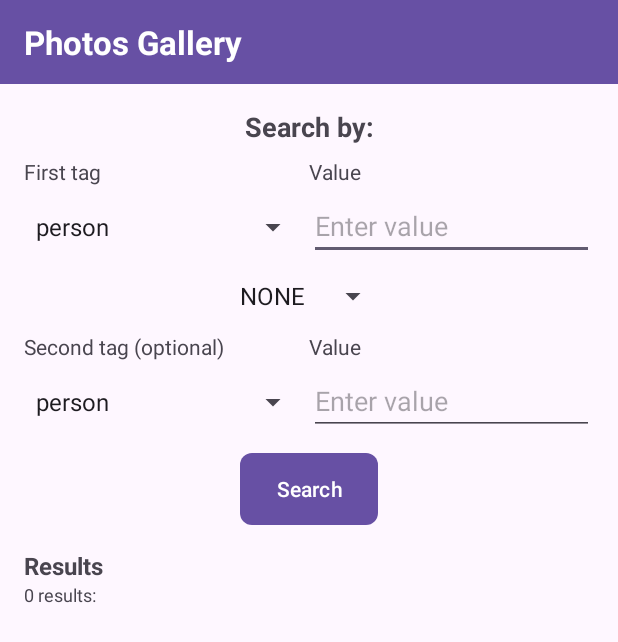
After one commit to ayushp0728/Android36, an Android app: the SearchActivity screen opened directly, with no data from a screen before it, on a phone screen of 412 x 824 dp. The commit adds this screen. Shown: the top 642 px of the screen. Run offline under Robolectric (Android 15) with nearby library versions, the phone set to English and light mode, and no system bars.

Commit message:
Feature: Search functionality implemented

```diff
--- a/app/src/main/AndroidManifest.xml
+++ b/app/src/main/AndroidManifest.xml
@@ -11,6 +11,9 @@
         android:roundIcon="@mipmap/ic_launcher_round"
         android:supportsRtl="true"
         android:theme="@style/Theme.Android36Java">
+        <activity
+            android:name=".SearchActivity"
+            android:exported="false" />
         <activity
             android:name=".PhotoViewActivity"
             android:exported="false" />
--- /dev/null
+++ b/app/src/main/java/com/example/android36java/SearchActivity.java
@@ -0,0 +1,263 @@
+package com.example.android36java;
+
+import android.os.Bundle;
+import android.text.TextUtils;
+import android.widget.ArrayAdapter;
+import android.widget.AutoCompleteTextView;
+import android.widget.Button;
+import android.widget.Spinner;
+import android.widget.TextView;
+import android.widget.AdapterView;
+import android.view.View;   // <-- needed for onItemSelected(...) parameter
+
+import androidx.appcompat.app.AppCompatActivity;
+import androidx.recyclerview.widget.GridLayoutManager;
+import androidx.recyclerview.widget.RecyclerView;
+
+import com.example.android36java.model.Album;
+import com.example.android36java.model.DataStore;
+import com.example.android36java.model.Photo;
+import com.example.android36java.model.Tag;
+
+import java.util.ArrayList;
+import java.util.HashSet;
+import java.util.List;
+import java.util.Set;
+
+public class SearchActivity extends AppCompatActivity {
+
+    private Spinner spinnerFirstTagType;
+    private AutoCompleteTextView etFirstValue;
+
+    private Spinner spinnerOp;
+    private Spinner spinnerSecondTagType;
+    private AutoCompleteTextView etSecondValue;
+
+    private Button btnSearch;
+    private TextView tvResultCount;
+    private RecyclerView recyclerResults;
+
+    private SearchResultAdapter resultAdapter;
+    private List<Photo> allPhotos = new ArrayList<>();
+    private List<Photo> resultPhotos = new ArrayList<>();
+
+    // for autocomplete
+    private List<String> personValues = new ArrayList<>();
+    private List<String> locationValues = new ArrayList<>();
+
+    @Override
+    protected void onCreate(Bundle savedInstanceState) {
+        super.onCreate(savedInstanceState);
+        setContentView(R.layout.activity_search);
+
+        // toolbar title already "Photos Gallery" from XML if you set it there
+        setTitle("Search Photos");
+
+        spinnerFirstTagType = findViewById(R.id.spinnerFirstTagType);
+        etFirstValue = findViewById(R.id.etFirstValue);
+
+        spinnerOp = findViewById(R.id.spinnerOp);
+
+        spinnerSecondTagType = findViewById(R.id.spinnerSecondTagType);
+        etSecondValue = findViewById(R.id.etSecondValue);
+
+        btnSearch = findViewById(R.id.btnSearch);
+        tvResultCount = findViewById(R.id.tvResultCount);
+        recyclerResults = findViewById(R.id.recyclerResults);
+
+        recyclerResults.setLayoutManager(new GridLayoutManager(this, 3));
+        resultAdapter = new SearchResultAdapter(resultPhotos);
+        recyclerResults.setAdapter(resultAdapter);
+
+        // load data for search / autocomplete
+        loadAllPhotosAndTags();
+
+        setupTagTypeSpinners();
+        setupOpSpinner();
+        setupAutocompleteBehaviors();
+
+        btnSearch.setOnClickListener(v -> runSearch());
+    }
+
+    private void loadAllPhotosAndTags() {
+        List<Album> albums = DataStore.getInstance().getAlbums();
+        Set<String> personSet = new HashSet<>();
+        Set<String> locationSet = new HashSet<>();
+
+        for (Album a : albums) {
+            for (Photo p : a.getPhotos()) {
+                allPhotos.add(p);
+
+                for (Tag t : p.getTags()) {
+                    if (Tag.PERSON.equals(t.getType())) {
+                        personSet.add(t.getValue());
+                    } else if (Tag.LOCATION.equals(t.getType())) {
+                        locationSet.add(t.getValue());
+                    }
+                }
+            }
+        }
+
+        personValues.clear();
+        personValues.addAll(personSet);
+
+        locationValues.clear();
+        locationValues.addAll(locationSet);
+    }
+
+    private void setupTagTypeSpinners() {
+        ArrayAdapter<String> tagTypeAdapter = new ArrayAdapter<>(
+                this,
+                android.R.layout.simple_spinner_item,
+                new String[]{Tag.PERSON, Tag.LOCATION}
+        );
+        tagTypeAdapter.setDropDownViewResource(android.R.layout.simple_spinner_dropdown_item);
+
+        spinnerFirstTagType.setAdapter(tagTypeAdapter);
+        spinnerSecondTagType.setAdapter(tagTypeAdapter);
+    }
+
+    private void setupOpSpinner() {
+        ArrayAdapter<String> opAdapter = new ArrayAdapter<>(
+                this,
+                android.R.layout.simple_spinner_item,
+                new String[]{"NONE", "AND", "OR"}
+        );
+        opAdapter.setDropDownViewResource(android.R.layout.simple_spinner_dropdown_item);
+        spinnerOp.setAdapter(opAdapter);
+    }
+
+    private void setupAutocompleteBehaviors() {
+        // Two adapters: one for person values, one for location values
+        ArrayAdapter<String> personAdapter = new ArrayAdapter<>(
+                this,
+                android.R.layout.simple_dropdown_item_1line,
+                personValues
+        );
+        ArrayAdapter<String> locationAdapter = new ArrayAdapter<>(
+                this,
+                android.R.layout.simple_dropdown_item_1line,
+                locationValues
+        );
+
+        // helper to attach correct adapter based on spinner selection
+        spinnerFirstTagType.setOnItemSelectedListener(
+                new AdapterView.OnItemSelectedListener() {
+                    @Override
+                    public void onItemSelected(AdapterView<?> parent, View view, int position, long id) {
+                        String type = (String) spinnerFirstTagType.getSelectedItem();
+                        if (Tag.PERSON.equals(type)) {
+                            etFirstValue.setAdapter(personAdapter);
+                        } else {
+                            etFirstValue.setAdapter(locationAdapter);
+                        }
+                    }
+
+                    @Override
+                    public void onNothingSelected(AdapterView<?> parent) {}
+                }
+        );
+
+        spinnerSecondTagType.setOnItemSelectedListener(
+                new AdapterView.OnItemSelectedListener() {
+                    @Override
+                    public void onItemSelected(AdapterView<?> parent, View view, int position, long id) {
+                        String type = (String) spinnerSecondTagType.getSelectedItem();
+                        if (Tag.PERSON.equals(type)) {
+                            etSecondValue.setAdapter(personAdapter);
+                        } else {
+                            etSecondValue.setAdapter(locationAdapter);
+                        }
+                    }
+
+                    @Override
+                    public void onNothingSelected(AdapterView<?> parent) {}
+                }
+        );
+
+        // trigger once to set initial adapters
+        if (spinnerFirstTagType.getSelectedItem() != null) {
+            String type = (String) spinnerFirstTagType.getSelectedItem();
+            etFirstValue.setAdapter(Tag.PERSON.equals(type) ? personAdapter : locationAdapter);
+        }
+        if (spinnerSecondTagType.getSelectedItem() != null) {
+            String type = (String) spinnerSecondTagType.getSelectedItem();
+            etSecondValue.setAdapter(Tag.PERSON.equals(type) ? personAdapter : locationAdapter);
+        }
+
+        // show suggestions after 1 character
+        etFirstValue.setThreshold(1);
+        etSecondValue.setThreshold(1);
+    }
+
+    private void runSearch() {
+        String type1 = (String) spinnerFirstTagType.getSelectedItem();
+        String value1 = etFirstValue.getText().toString().trim().toLowerCase();
+
+        if (TextUtils.isEmpty(type1) || TextUtils.isEmpty(value1)) {
+            // first tag is required; you can show a Toast if you want
+            tvResultCount.setText("0 results:");
+            resultPhotos.clear();
+            resultAdapter.notifyDataSetChanged();
+            return;
+        }
+
+        Tag q1;
+        try {
+            q1 = new Tag(type1, value1);
+        } catch (IllegalArgumentException e) {
+            tvResultCount.setText("0 results:");
+            resultPhotos.clear();
+            resultAdapter.notifyDataSetChanged();
+            return;
+        }
+
+        String op = (String) spinnerOp.getSelectedItem();
+
+        Tag q2 = null;
+        String value2 = etSecondValue.getText().toString().trim().toLowerCase();
+        boolean secondUsed = !TextUtils.isEmpty(value2) && !"NONE".equals(op);
+
+        if (secondUsed) {
+            String type2 = (String) spinnerSecondTagType.getSelectedItem();
+            try {
+                q2 = new Tag(type2, value2);
+            } catch (IllegalArgumentException e) {
+                q2 = null;
+                secondUsed = false;
+            }
+        }
+
+        resultPhotos.clear();
+
+        for (Photo p : allPhotos) {
+            boolean m1 = matchesTag(p, q1);
+            boolean m2 = secondUsed && q2 != null && matchesTag(p, q2);
+
+            boolean match;
+            if (!secondUsed || q2 == null || "NONE".equals(op)) {
+                match = m1;
+            } else if ("AND".equals(op)) {
+                match = m1 && m2;
+            } else { // "OR"
+                match = m1 || m2;
+            }
+
+            if (match) {
+                resultPhotos.add(p);
+            }
+        }
+
+        tvResultCount.setText(resultPhotos.size() + " results:");
+        resultAdapter.notifyDataSetChanged();
+    }
+
+    private boolean matchesTag(Photo p, Tag query) {
+        for (Tag t : p.getTags()) {
+            if (t.equals(query)) {
+                return true;
+            }
+        }
+        return false;
+    }
+}
--- /dev/null
+++ b/app/src/main/java/com/example/android36java/SearchResultAdapter.java
@@ -0,0 +1,61 @@
+package com.example.android36java;
+
+import android.net.Uri;
+import android.view.LayoutInflater;
+import android.view.View;
+import android.view.ViewGroup;
+import android.widget.ImageView;
+import android.widget.TextView;
+
+import androidx.recyclerview.widget.RecyclerView;
+
+import com.example.android36java.model.Photo;
+
+import java.util.List;
+
+public class SearchResultAdapter extends RecyclerView.Adapter<SearchResultAdapter.ResultHolder> {
+
+    private List<Photo> photos;
+
+    public SearchResultAdapter(List<Photo> photos) {
+        this.photos = photos;
+    }
+
+    @Override
+    public ResultHolder onCreateViewHolder(ViewGroup parent, int viewType) {
+        View v = LayoutInflater.from(parent.getContext())
+                .inflate(R.layout.item_search_result, parent, false);
+        return new ResultHolder(v);
+    }
+
+    @Override
+    public void onBindViewHolder(ResultHolder holder, int position) {
+        Photo p = photos.get(position);
+        Uri uri = Uri.parse(p.getUriString());
+        holder.imageView.setImageURI(uri);
+
+        String name = uri.getLastPathSegment();
+        if (name == null || name.isEmpty()) {
+            name = "Photo";
+        }
+        holder.tvName.setText(name);
+
+        // no click behavior
+    }
+
+    @Override
+    public int getItemCount() {
+        return photos.size();
+    }
+
+    static class ResultHolder extends RecyclerView.ViewHolder {
+        ImageView imageView;
+        TextView tvName;
+
+        public ResultHolder(View v) {
+            super(v);
+            imageView = v.findViewById(R.id.imageThumb);
+            tvName = v.findViewById(R.id.tvPhotoName);
+        }
+    }
+}
--- /dev/null
+++ b/app/src/main/res/layout/activity_search.xml
@@ -0,0 +1,174 @@
+<?xml version="1.0" encoding="utf-8"?>
+<LinearLayout xmlns:android="http://schemas.android.com/apk/res/android"
+    android:orientation="vertical"
+    android:fitsSystemWindows="true"
+    android:layout_width="match_parent"
+    android:layout_height="match_parent">
+
+    <!-- Top toolbar (same style, no search icon) -->
+    <RelativeLayout
+        android:id="@+id/topBar"
+        android:layout_width="match_parent"
+        android:layout_height="56dp"
+        android:background="#6750a4"
+        android:paddingStart="16dp"
+        android:paddingEnd="16dp">
+
+        <TextView
+            android:id="@+id/tvToolbarTitle"
+            android:layout_width="wrap_content"
+            android:layout_height="wrap_content"
+            android:layout_centerVertical="true"
+            android:text="Photos Gallery"
+            android:textColor="@android:color/white"
+            android:textStyle="bold"
+            android:textSize="22sp" />
+    </RelativeLayout>
+
+    <!-- Main content -->
+    <LinearLayout
+        android:orientation="vertical"
+        android:padding="16dp"
+        android:layout_width="match_parent"
+        android:layout_height="match_parent">
+
+        <!-- Search by header -->
+        <TextView
+            android:id="@+id/tvSearchBy"
+            android:layout_width="match_parent"
+            android:layout_height="wrap_content"
+            android:text="Search by:"
+            android:gravity="center_horizontal"
+            android:textSize="18sp"
+            android:textStyle="bold"
+            android:layout_marginBottom="8dp" />
+
+        <!-- Labels: first tag / value -->
+        <LinearLayout
+            android:orientation="horizontal"
+            android:layout_width="match_parent"
+            android:layout_height="wrap_content">
+
+            <TextView
+                android:layout_width="0dp"
+                android:layout_height="wrap_content"
+                android:layout_weight="1"
+                android:text="First tag" />
+
+            <TextView
+                android:layout_width="0dp"
+                android:layout_height="wrap_content"
+                android:layout_weight="1"
+                android:text="Value" />
+        </LinearLayout>
+
+        <!-- First tag: spinner + value (autocomplete) -->
+        <LinearLayout
+            android:orientation="horizontal"
+            android:layout_width="match_parent"
+            android:layout_height="wrap_content"
+            android:layout_marginTop="4dp">
+
+            <Spinner
+                android:id="@+id/spinnerFirstTagType"
+                android:layout_width="0dp"
+                android:layout_height="wrap_content"
+                android:layout_weight="1" />
+
+            <AutoCompleteTextView
+                android:id="@+id/etFirstValue"
+                android:layout_width="0dp"
+                android:layout_height="wrap_content"
+                android:layout_weight="1"
+                android:hint="Enter value" />
+        </LinearLayout>
+
+        <!-- Operator dropdown -->
+        <Spinner
+            android:id="@+id/spinnerOp"
+            android:layout_width="wrap_content"
+            android:layout_height="wrap_content"
+            android:layout_gravity="center_horizontal"
+            android:layout_marginTop="12dp" />
+
+        <!-- Labels: second tag (optional) / value -->
+        <LinearLayout
+            android:orientation="horizontal"
+            android:layout_width="match_parent"
+            android:layout_height="wrap_content"
+            android:layout_marginTop="12dp">
+
+            <TextView
+                android:layout_width="0dp"
+                android:layout_height="wrap_content"
+                android:layout_weight="1"
+                android:text="Second tag (optional)" />
+
+            <TextView
+                android:layout_width="0dp"
+                android:layout_height="wrap_content"
+                android:layout_weight="1"
+                android:text="Value" />
+        </LinearLayout>
+
+        <!-- Second tag: spinner + value (autocomplete) -->
+        <LinearLayout
+            android:orientation="horizontal"
+            android:layout_width="match_parent"
+            android:layout_height="wrap_content"
+            android:layout_marginTop="4dp">
+
+            <Spinner
+                android:id="@+id/spinnerSecondTagType"
+                android:layout_width="0dp"
+                android:layout_height="wrap_content"
+                android:layout_weight="1" />
+
+            <AutoCompleteTextView
+                android:id="@+id/etSecondValue"
+                android:layout_width="0dp"
+                android:layout_height="wrap_content"
+                android:layout_weight="1"
+                android:hint="Enter value" />
+        </LinearLayout>
+
+        <!-- Search button -->
+        <Button
+            android:id="@+id/btnSearch"
+            android:layout_width="wrap_content"
+            android:layout_height="wrap_content"
+            android:text="Search"
+            android:layout_gravity="center_horizontal"
+            android:layout_marginTop="12dp"
+            android:background="@drawable/rounded_button" />
+
+        <!-- Results header -->
+        <TextView
+            android:id="@+id/tvResultsHeader"
+            android:layout_width="match_parent"
+            android:layout_height="wrap_content"
+            android:text="Results"
+            android:textSize="16sp"
+            android:textStyle="bold"
+            android:layout_marginTop="16dp" />
+
+        <!-- Result count -->
+        <TextView
+            android:id="@+id/tvResultCount"
+            android:layout_width="match_parent"
+            android:layout_height="wrap_content"
+            android:text="0 results:"
+            android:textSize="12sp"
+            android:layout_marginBottom="4dp" />
+
+        <!-- Scrollable container (RecyclerView grid) -->
+        <androidx.recyclerview.widget.RecyclerView
+            android:id="@+id/recyclerResults"
+            android:layout_width="match_parent"
+            android:layout_height="0dp"
+            android:layout_weight="1"
+            android:layout_marginTop="4dp" />
+
+    </LinearLayout>
+
+</LinearLayout>
```
Also changed, not shown: app/src/main/java/com/example/android36java/AlbumActivity.java (+14 -10 lines), app/src/main/java/com/example/android36java/MainActivity.java (+11 -11 lines), app/src/main/res/layout/item_search_result.xml (added, +26 -0 lines).
